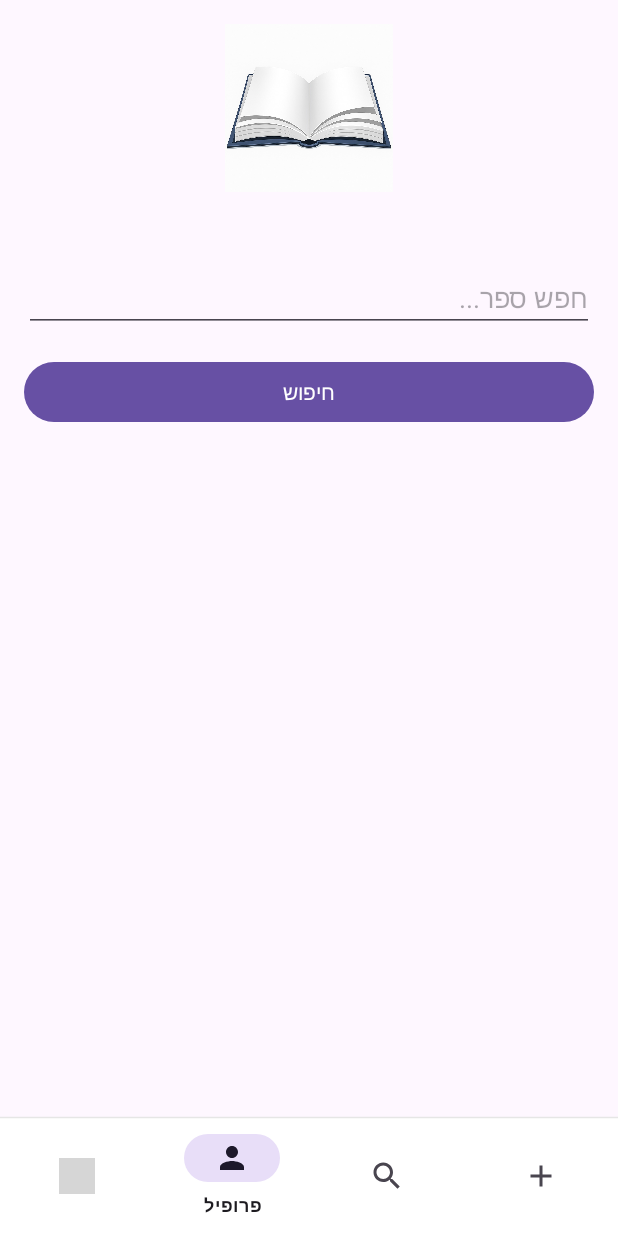
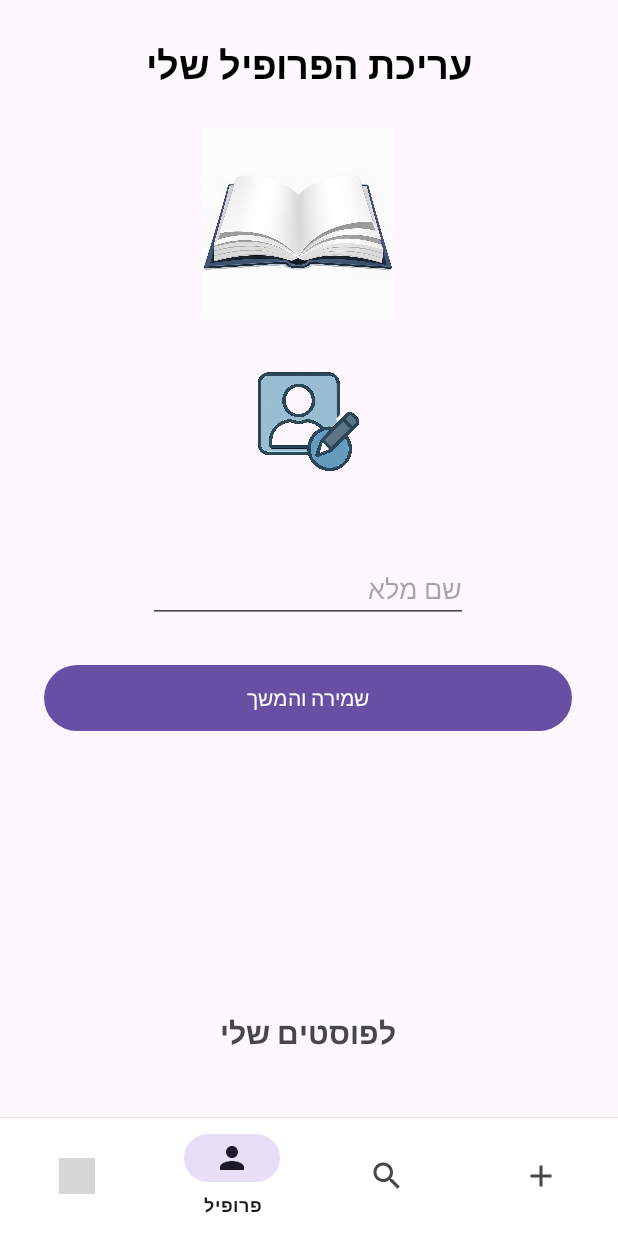
Before and after one commit to noaeliya/FinalProMobile, an Android app: the SearchBookAPIFragment screen opened through its navigation route, item 2 of the bottom bar chosen, on a phone screen of 412 x 824 dp. Run offline under Robolectric (Android 15) with nearby library versions, the phone set to English and light mode, and no system bars; our stand-ins replace Firebase (no records; nobody signed in at launch, a user with empty details on screens opened directly), navigation-ui; pictures from the network do not load; grey boxes are pictures that could not be loaded.

Commit message:
textViews,HomePAGE is missing

```diff
--- a/app/src/main/java/com/example/finalproject/MainActivity.kt
+++ b/app/src/main/java/com/example/finalproject/MainActivity.kt
@@ -3,6 +3,7 @@ package com.example.finalproject
 import android.os.Bundle
 import android.view.View
 import android.widget.Toast
+import androidx.activity.viewModels
 import androidx.appcompat.app.AppCompatActivity
 import androidx.navigation.NavController
 import androidx.navigation.findNavController
@@ -18,12 +19,21 @@ class MainActivity : AppCompatActivity() {
 
     private lateinit var binding: ActivityMainBinding
     private lateinit var navController: NavController
+    private val viewModel: ViewModel by viewModels()
 
     override fun onCreate(savedInstanceState: Bundle?) {
         super.onCreate(savedInstanceState)
 
         binding = ActivityMainBinding.inflate(layoutInflater)
         setContentView(binding.root)
+
+        viewModel.checkUserLoggedIn()
+
+        viewModel.isUserLoggedIn.observe(this) { isLoggedIn ->
+            if (isLoggedIn) {
+                findNavController(R.id.nav_host_fragment).navigate(R.id.HomePageFragment)
+            }
+        }
 
         val navHostFragment = supportFragmentManager
             .findFragmentById(R.id.nav_host_fragment) as NavHostFragment
@@ -51,7 +61,7 @@ class MainActivity : AppCompatActivity() {
                     true
                 }
                 R.id.action_profile -> {
-
+                    findNavController(R.id.nav_host_fragment).navigate(R.id.ProfileFragment)
                     true
                 }
                 R.id.action_search -> {
--- a/app/src/main/java/com/example/finalproject/ViewModel.kt
+++ b/app/src/main/java/com/example/finalproject/ViewModel.kt
@@ -30,6 +30,12 @@ class ViewModel: ViewModel() {
 
     private val _error = MutableLiveData<String?>()
     val error: LiveData<String?> = _error
+
+    private val _updateSuccess = MutableLiveData<Boolean>()
+    val updateSuccess: LiveData<Boolean> = _updateSuccess
+
+    private val _isUserLoggedIn = MutableLiveData<Boolean>()
+    val isUserLoggedIn: LiveData<Boolean> = _isUserLoggedIn
 
     fun login(email: CharSequence, password: CharSequence) {
         viewModelScope.launch {
@@ -69,5 +75,18 @@ class ViewModel: ViewModel() {
             }
         }
     }
+    fun updateProfile(name: String, imageUri: Uri?) {
+        repository.updateUserProfile(name, imageUri) { success ->
+            _updateSuccess.postValue(success)
+        }
+    }
+    fun checkUserLoggedIn() {
+        _isUserLoggedIn.value = repository.isUserLoggedIn()
+    }
+
+    fun signOut(){
+        repository.signOut()
+        _isUserLoggedIn.value = false
+    }
 
 }
--- /dev/null
+++ b/app/src/main/java/com/example/finalproject/fragments/ProfileFragment.kt
@@ -0,0 +1,62 @@
+package com.example.finalproject.fragments
+
+import android.net.Uri
+import android.os.Bundle
+import androidx.fragment.app.Fragment
+import android.view.LayoutInflater
+import android.view.View
+import android.view.ViewGroup
+import androidx.activity.result.contract.ActivityResultContracts
+import androidx.fragment.app.viewModels
+import com.example.finalproject.R
+import com.example.finalproject.ViewModel
+import com.example.finalproject.databinding.FragmentProfileBinding
+import android.widget.Toast
+
+class ProfileFragment : Fragment() {
+
+    private lateinit var binding: FragmentProfileBinding
+    private val viewModel: ViewModel by viewModels()
+
+    private var selectedImageUri: Uri? = null
+
+    private val getImage = registerForActivityResult(ActivityResultContracts.GetContent()) { uri ->
+        uri?.let {
+            selectedImageUri = it
+            binding.imageView.setImageURI(it) // הצגת התמונה שנבחרה
+        }
+    }
+
+    override fun onCreateView(
+        inflater: LayoutInflater, container: ViewGroup?,
+        savedInstanceState: Bundle?
+    ): View {
+        binding = FragmentProfileBinding.inflate(inflater, container, false)
+        return binding.root
+    }
+
+    override fun onViewCreated(view: View, savedInstanceState: Bundle?) {
+        super.onViewCreated(view, savedInstanceState)
+
+        binding.imageProfile.setOnClickListener {
+            getImage.launch("image/*")
+        }
+
+        binding.savebutton.setOnClickListener {
+            val name = binding.editTextNameProfile.text.toString().trim()
+            if (name.isNotEmpty()) {
+                viewModel.updateProfile(name, selectedImageUri)
+            } else {
+                Toast.makeText(requireContext(), "נא להזין שם", Toast.LENGTH_SHORT).show()
+            }
+        }
+
+        viewModel.updateSuccess.observe(viewLifecycleOwner) { success ->
+            if (success) {
+                Toast.makeText(requireContext(), "הפרופיל עודכן בהצלחה", Toast.LENGTH_SHORT).show()
+            } else {
+                Toast.makeText(requireContext(), "שגיאה בעדכון הפרופיל", Toast.LENGTH_SHORT).show()
+            }
+        }
+    }
+}
--- /dev/null
+++ b/app/src/main/res/layout/fragment_profile.xml
@@ -0,0 +1,88 @@
+<?xml version="1.0" encoding="utf-8"?>
+<androidx.constraintlayout.widget.ConstraintLayout xmlns:android="http://schemas.android.com/apk/res/android"
+    xmlns:app="http://schemas.android.com/apk/res-auto"
+    xmlns:tools="http://schemas.android.com/tools"
+    android:layout_width="match_parent"
+    android:layout_height="match_parent"
+    tools:context=".fragments.ProfileFragment">
+
+
+    <ImageView
+        android:id="@+id/imageView"
+        android:layout_width="132dp"
+        android:layout_height="128dp"
+        android:src="@drawable/placeholder_image"
+        app:layout_constraintBottom_toBottomOf="parent"
+        app:layout_constraintEnd_toEndOf="parent"
+        app:layout_constraintHorizontal_bias="0.473"
+        app:layout_constraintStart_toStartOf="parent"
+        app:layout_constraintTop_toTopOf="parent"
+        app:layout_constraintVertical_bias="0.122" />
+
+    <EditText
+        android:id="@+id/editTextNameProfile"
+        android:layout_width="wrap_content"
+        android:layout_height="wrap_content"
+        android:ems="10"
+        android:inputType="text"
+        android:hint="שם מלא"
+        app:layout_constraintBottom_toBottomOf="parent"
+        app:layout_constraintEnd_toEndOf="parent"
+        app:layout_constraintHorizontal_bias="0.497"
+        app:layout_constraintStart_toStartOf="parent"
+        app:layout_constraintTop_toTopOf="parent"
+        app:layout_constraintVertical_bias="0.475" />
+
+    <ImageView
+        android:id="@+id/imageProfile"
+        android:layout_width="80dp"
+        android:layout_height="80dp"
+        android:layout_marginTop="156dp"
+        android:src="@drawable/editpic"
+        app:layout_constraintBottom_toTopOf="@+id/editTextNameProfile"
+        app:layout_constraintEnd_toEndOf="parent"
+        app:layout_constraintHorizontal_bias="0.498"
+        app:layout_constraintStart_toStartOf="parent"
+        app:layout_constraintTop_toTopOf="@+id/imageView"
+        app:layout_constraintVertical_bias="0.0" />
+
+    <TextView
+        android:id="@+id/textView"
+        android:layout_width="wrap_content"
+        android:layout_height="wrap_content"
+        android:text="לפוסטים שלי"
+        android:textSize="20dp"
+        android:textStyle="bold"
+        app:layout_constraintBottom_toBottomOf="parent"
+        app:layout_constraintEnd_toEndOf="parent"
+        app:layout_constraintHorizontal_bias="0.498"
+        app:layout_constraintStart_toStartOf="parent"
+        app:layout_constraintTop_toTopOf="parent"
+        app:layout_constraintVertical_bias="0.847" />
+
+    <TextView
+        android:id="@+id/textView2"
+        android:layout_width="wrap_content"
+        android:layout_height="wrap_content"
+        android:text="עריכת הפרופיל שלי"
+        android:textColor="#000000"
+        android:textSize="25dp"
+        android:textStyle="bold"
+        app:layout_constraintBottom_toTopOf="@+id/imageView"
+        app:layout_constraintEnd_toEndOf="parent"
+        app:layout_constraintStart_toStartOf="parent"
+        app:layout_constraintTop_toTopOf="parent" />
+
+    <Button
+        android:id="@+id/savebutton"
+        android:layout_width="352dp"
+        android:layout_height="52dp"
+        android:text="שמירה והמשך"
+        app:layout_constraintBottom_toTopOf="@+id/textView"
+        app:layout_constraintEnd_toEndOf="parent"
+        app:layout_constraintHorizontal_bias="0.491"
+        app:layout_constraintStart_toStartOf="parent"
+        app:layout_constraintTop_toBottomOf="@+id/editTextNameProfile"
+        app:layout_constraintVertical_bias="0.116" />
+
+</androidx.constraintlayout.widget.ConstraintLayout>
--- a/app/src/main/res/navigation/nav_graph.xml
+++ b/app/src/main/res/navigation/nav_graph.xml
@@ -45,6 +45,12 @@
         <action
             android:id="@+id/action_HomePageFragment_to_SearchBookAPIFragment"
             app:destination="@id/SearchBookAPIFragment" />
+        <action
+            android:id="@+id/action_HomePageFragment_to_ProfileFragment"
+            app:destination="@id/ProfileFragment" />
+        <action
+            android:id="@+id/action_HomePageFragment_to_authFragment"
+            app:destination="@id/authFragment" />
     </fragment>
 
     <fragment
@@ -67,6 +73,13 @@
             app:argType="com.example.finalproject.entities.VolumeInfo" />
     </fragment>
 
+    <fragment
+        android:id="@+id/ProfileFragment"
+        android:name="com.example.finalproject.fragments.ProfileFragment"
+        tools:layout="@layout/fragment_profile">
+
+    </fragment>
+
 
     <fragment
         android:id="@+id/SearchBookAPIFragment"
```
Also changed, not shown: app/src/main/java/com/example/finalproject/AuthRepository.kt (+38 -0 lines), app/src/main/java/com/example/finalproject/fragments/HomePageFragment.kt (+18 -0 lines), app/src/main/res/layout/fragment_home_page.xml (+12 -0 lines), app/src/main/res/drawable/editpic.png (added), app/src/main/res/drawable/forsignout.png (added).
